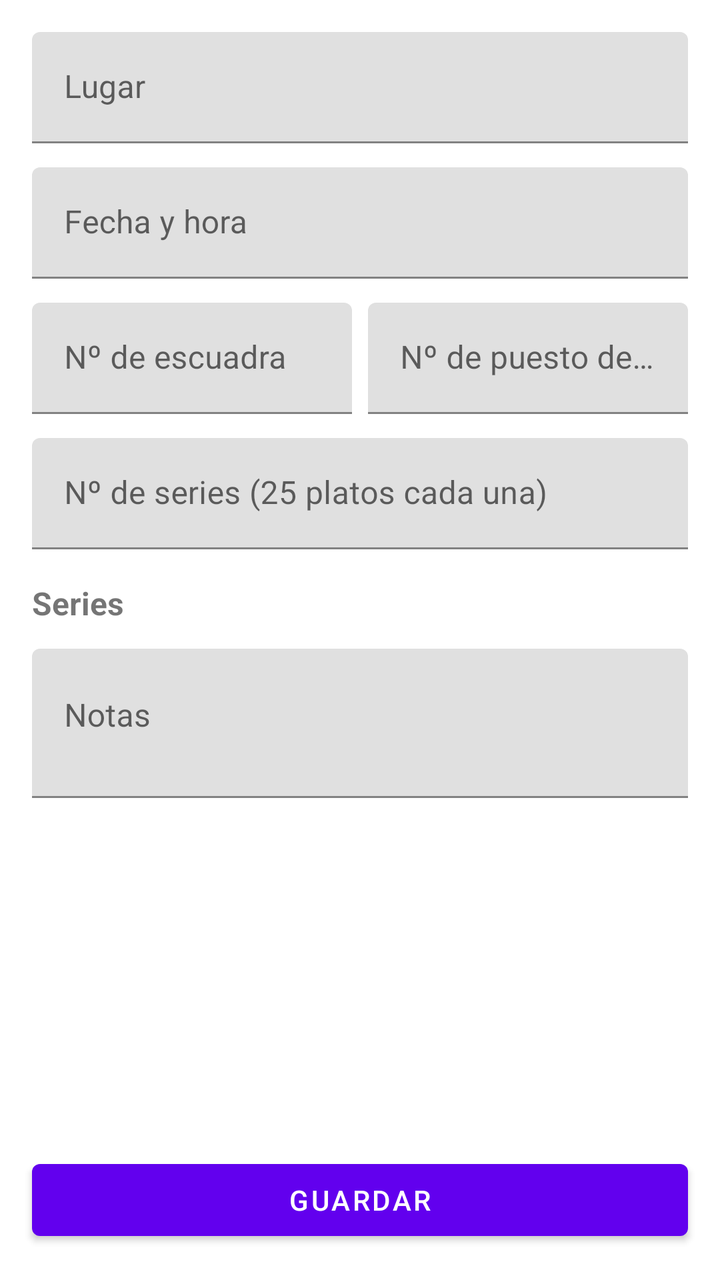
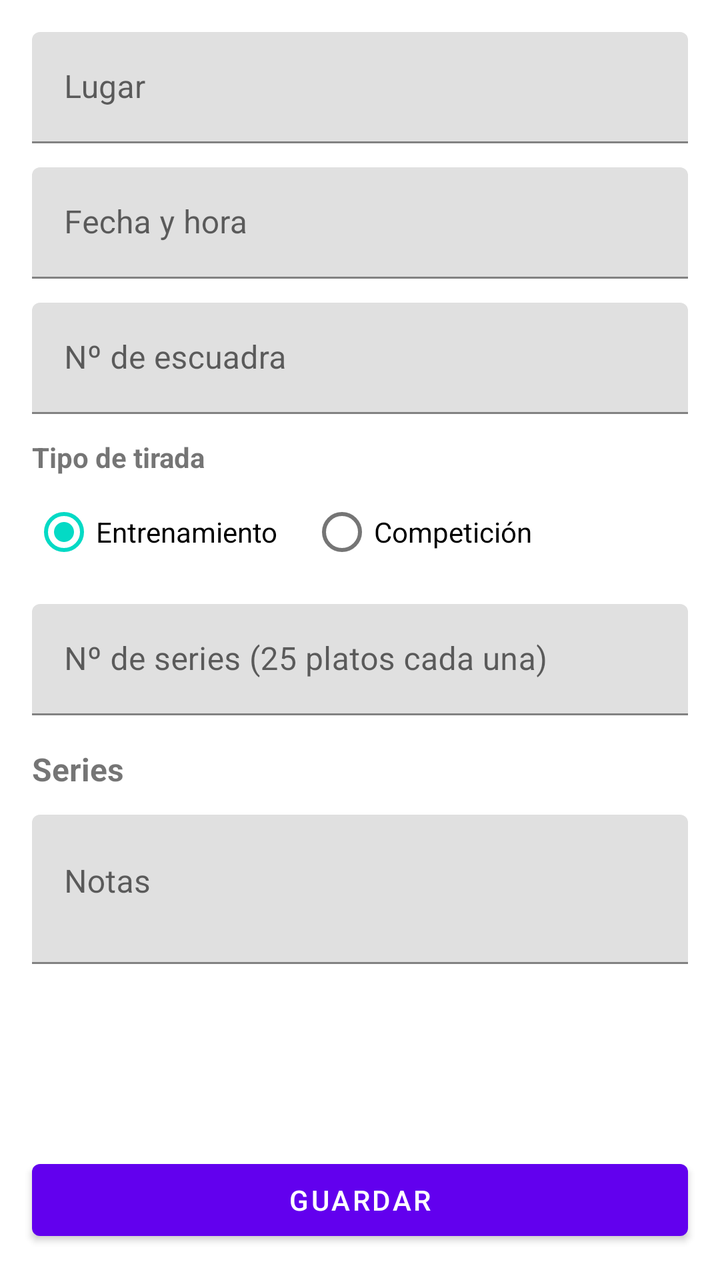

An Android layout rendered at two revisions. The XML below is the earlier revision; the diff shows what the commit changed to produce the second picture.
<!-- AndroidManifest.xml: application theme Theme.PlatoScore -->
<!-- res/layout/activity_personal_tirada_detail.xml -->
<?xml version="1.0" encoding="utf-8"?>
<androidx.constraintlayout.widget.ConstraintLayout xmlns:android="http://schemas.android.com/apk/res/android"
    xmlns:app="http://schemas.android.com/apk/res-auto"
    xmlns:tools="http://schemas.android.com/tools"
    android:layout_width="match_parent"
    android:layout_height="match_parent"
    tools:context=".ui.activities.PersonalTiradaDetailActivity">

    <androidx.core.widget.NestedScrollView
        android:layout_width="0dp"
        android:layout_height="0dp"
        android:fillViewport="true"
        app:layout_constraintTop_toTopOf="parent"
        app:layout_constraintBottom_toTopOf="@id/btnGuardar"
        app:layout_constraintStart_toStartOf="parent"
        app:layout_constraintEnd_toEndOf="parent">

        <LinearLayout
            android:layout_width="match_parent"
            android:layout_height="wrap_content"
            android:orientation="vertical"
            android:padding="16dp">

            <com.google.android.material.textfield.TextInputLayout
                android:layout_width="match_parent"
                android:layout_height="wrap_content"
                android:hint="@string/label_lugar"
                android:layout_marginBottom="12dp">

                <com.google.android.material.textfield.TextInputEditText
                    android:id="@+id/etLugar"
                    android:layout_width="match_parent"
                    android:layout_height="wrap_content"
                    android:inputType="textCapSentences" />
            </com.google.android.material.textfield.TextInputLayout>

            <com.google.android.material.textfield.TextInputLayout
                android:layout_width="match_parent"
                android:layout_height="wrap_content"
                android:hint="@string/label_fecha_hora"
                android:layout_marginBottom="12dp">

                <com.google.android.material.textfield.TextInputEditText
                    android:id="@+id/etFechaHora"
                    android:layout_width="match_parent"
                    android:layout_height="wrap_content"
                    android:focusable="false"
                    android:clickable="true"
                    android:cursorVisible="false"
                    android:inputType="none" />
            </com.google.android.material.textfield.TextInputLayout>

            <LinearLayout
                android:layout_width="match_parent"
                android:layout_height="wrap_content"
                android:orientation="horizontal"
                android:layout_marginBottom="12dp">

                <com.google.android.material.textfield.TextInputLayout
                    android:layout_width="0dp"
                    android:layout_height="wrap_content"
                    android:layout_weight="1"
                    android:hint="@string/label_numero_escuadra"
                    android:layout_marginEnd="8dp">

                    <com.google.android.material.textfield.TextInputEditText
                        android:id="@+id/etEscuadra"
                        android:layout_width="match_parent"
                        android:layout_height="wrap_content"
                        android:inputType="number" />
                </com.google.android.material.textfield.TextInputLayout>

                <com.google.android.material.textfield.TextInputLayout
                    android:layout_width="0dp"
                    android:layout_height="wrap_content"
                    android:layout_weight="1"
                    android:hint="@string/label_puesto_inicial">

                    <com.google.android.material.textfield.TextInputEditText
                        android:id="@+id/etPuesto"
                        android:layout_width="match_parent"
                        android:layout_height="wrap_content"
                        android:inputType="number" />
                </com.google.android.material.textfield.TextInputLayout>
            </LinearLayout>

            <com.google.android.material.textfield.TextInputLayout
                android:layout_width="match_parent"
                android:layout_height="wrap_content"
                android:hint="@string/label_numero_series"
                android:layout_marginBottom="8dp">

                <com.google.android.material.textfield.TextInputEditText
                    android:id="@+id/etNumeroSeries"
                    android:layout_width="match_parent"
                    android:layout_height="wrap_content"
                    android:inputType="number" />
            </com.google.android.material.textfield.TextInputLayout>

            <TextView
                android:layout_width="wrap_content"
                android:layout_height="wrap_content"
                android:text="@string/series_titulo"
                android:textStyle="bold"
                android:textSize="16sp"
                android:layout_marginTop="8dp"
                android:layout_marginBottom="4dp" />

            <LinearLayout
                android:id="@+id/containerSeries"
                android:layout_width="match_parent"
                android:layout_height="wrap_content"
                android:orientation="vertical" />

            <com.google.android.material.textfield.TextInputLayout
                android:layout_width="match_parent"
                android:layout_height="wrap_content"
                android:hint="@string/label_notas"
                android:layout_marginTop="8dp">

                <com.google.android.material.textfield.TextInputEditText
                    android:id="@+id/etNotas"
                    android:layout_width="match_parent"
                    android:layout_height="wrap_content"
                    android:inputType="textMultiLine|textCapSentences"
                    android:minLines="2"
                    android:gravity="top" />
            </com.google.android.material.textfield.TextInputLayout>

        </LinearLayout>

    </androidx.core.widget.NestedScrollView>

    <Button
        android:id="@+id/btnGuardar"
        android:layout_width="0dp"
        android:layout_height="wrap_content"
        android:text="@string/accion_guardar"
        android:layout_margin="16dp"
        app:layout_constraintStart_toStartOf="parent"
        app:layout_constraintEnd_toEndOf="parent"
        app:layout_constraintBottom_toBottomOf="parent" />

</androidx.constraintlayout.widget.ConstraintLayout>
<!-- resources referenced by this layout -->
<resources>
  <string name="accion_guardar">Guardar</string>
  <string name="label_fecha_hora">Fecha y hora</string>
  <string name="label_lugar">Lugar</string>
  <string name="label_notas">Notas</string>
  <string name="label_numero_escuadra">Nº de escuadra</string>
  <string name="label_numero_series">Nº de series (25 platos cada una)</string>
  <string name="label_puesto_inicial">Nº de puesto de tiro inicial</string>
  <string name="series_titulo">Series</string>
  <style name="Theme.PlatoScore" parent="Theme.MaterialComponents.DayNight.DarkActionBar">
          
          <item name="colorPrimary">@color/purple_500</item>
          <item name="colorPrimaryVariant">@color/purple_700</item>
          <item name="colorOnPrimary">@color/white</item>
          
          <item name="colorSecondary">@color/teal_200</item>
          <item name="colorSecondaryVariant">@color/teal_700</item>
          <item name="colorOnSecondary">@color/black</item>
          
          <item name="android:statusBarColor">?attr/colorPrimaryVariant</item>
          
      </style>
  <color name="purple_500">#FF6200EE</color>
  <color name="purple_700">#FF3700B3</color>
  <color name="white">#FFFFFFFF</color>
  <color name="teal_200">#FF03DAC5</color>
  <color name="teal_700">#FF018786</color>
  <color name="black">#FF000000</color>
</resources>

<!-- the commit's change to res/layout/activity_personal_tirada_detail.xml (unified diff, before → after) -->
@@ -50,39 +50,47 @@
                     android:inputType="none" />
             </com.google.android.material.textfield.TextInputLayout>
 
-            <LinearLayout
+            <com.google.android.material.textfield.TextInputLayout
+                android:layout_width="match_parent"
+                android:layout_height="wrap_content"
+                android:hint="@string/label_numero_escuadra"
+                android:layout_marginBottom="12dp">
+
+                <com.google.android.material.textfield.TextInputEditText
+                    android:id="@+id/etEscuadra"
+                    android:layout_width="match_parent"
+                    android:layout_height="wrap_content"
+                    android:inputType="number" />
+            </com.google.android.material.textfield.TextInputLayout>
+
+            <TextView
+                android:layout_width="wrap_content"
+                android:layout_height="wrap_content"
+                android:text="@string/label_tipo"
+                android:textStyle="bold"
+                android:layout_marginBottom="4dp" />
+
+            <RadioGroup
+                android:id="@+id/rgTipo"
                 android:layout_width="match_parent"
                 android:layout_height="wrap_content"
                 android:orientation="horizontal"
                 android:layout_marginBottom="12dp">
 
-                <com.google.android.material.textfield.TextInputLayout
-                    android:layout_width="0dp"
+                <RadioButton
+                    android:id="@+id/rbEntrenamiento"
+                    android:layout_width="wrap_content"
                     android:layout_height="wrap_content"
-                    android:layout_weight="1"
-                    android:hint="@string/label_numero_escuadra"
-                    android:layout_marginEnd="8dp">
+                    android:checked="true"
+                    android:text="@string/tipo_entrenamiento" />
 
-                    <com.google.android.material.textfield.TextInputEditText
-                        android:id="@+id/etEscuadra"
-                        android:layout_width="match_parent"
-                        android:layout_height="wrap_content"
-                        android:inputType="number" />
-                </com.google.android.material.textfield.TextInputLayout>
-
-                <com.google.android.material.textfield.TextInputLayout
-                    android:layout_width="0dp"
+                <RadioButton
+                    android:id="@+id/rbCompeticion"
+                    android:layout_width="wrap_content"
                     android:layout_height="wrap_content"
-                    android:layout_weight="1"
-                    android:hint="@string/label_puesto_inicial">
-
-                    <com.google.android.material.textfield.TextInputEditText
-                        android:id="@+id/etPuesto"
-                        android:layout_width="match_parent"
-                        android:layout_height="wrap_content"
-                        android:inputType="number" />
-                </com.google.android.material.textfield.TextInputLayout>
-            </LinearLayout>
+                    android:layout_marginStart="16dp"
+                    android:text="@string/tipo_competicion" />
+            </RadioGroup>
 
             <com.google.android.material.textfield.TextInputLayout
                 android:layout_width="match_parent"
<!-- resource entries referenced after the edit -->
@@ -6,8 +6,10 @@
   <string name="label_notas">Notas</string>
   <string name="label_numero_escuadra">Nº de escuadra</string>
   <string name="label_numero_series">Nº de series (25 platos cada una)</string>
-  <string name="label_puesto_inicial">Nº de puesto de tiro inicial</string>
+  <string name="label_tipo">Tipo de tirada</string>
   <string name="series_titulo">Series</string>
+  <string name="tipo_competicion">Competición</string>
+  <string name="tipo_entrenamiento">Entrenamiento</string>
   <style name="Theme.PlatoScore" parent="Theme.MaterialComponents.DayNight.DarkActionBar">
           
           <item name="colorPrimary">@color/purple_500</item>
